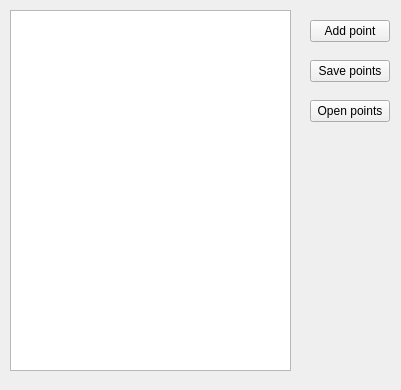
This is waypoints.ui in Unknown0156/Autoage as Qt 5 draws it before an edit. The edited form follows.
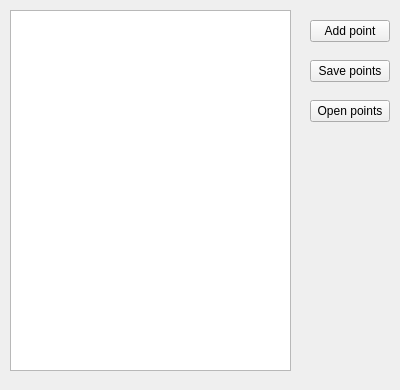
This is the edited form.

Patch:
```diff
--- a/waypoints.ui
+++ b/waypoints.ui
@@ -6,7 +6,7 @@
    <rect>
     <x>0</x>
     <y>0</y>
-    <width>401</width>
+    <width>400</width>
     <height>390</height>
    </rect>
   </property>
```
